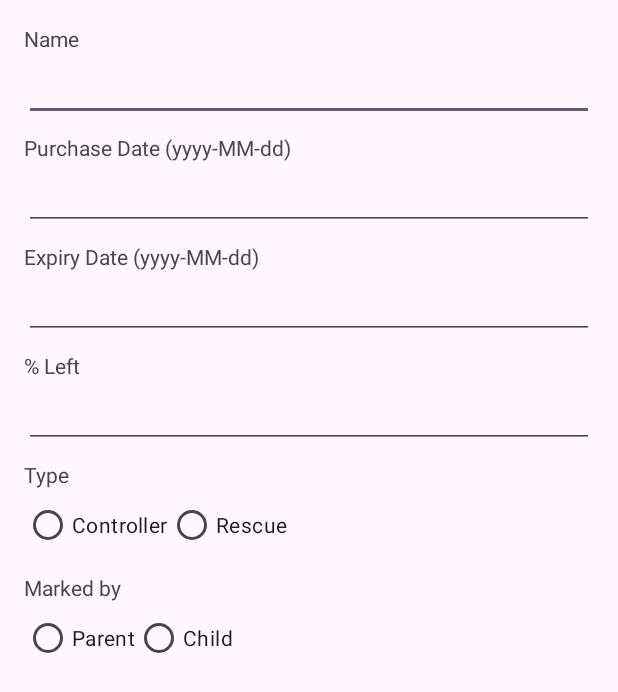
After one commit to rossjspencer/breathe07, an Android app: the layout fragment_add_inventory_dialog.xml on its own in the app's theme, with its tools: preview values and no code run, on a phone screen of 412 x 824 dp. The commit adds this screen. Shown: the top 692 px of the screen. Run offline under Robolectric (Android 15) with nearby library versions, the phone set to English and light mode, and no system bars.

Commit message:
feature: added inventory log + save and load firebase compatibility

```diff
--- a/app/src/main/AndroidManifest.xml
+++ b/app/src/main/AndroidManifest.xml
@@ -1,6 +1,8 @@
 <?xml version="1.0" encoding="utf-8"?>
 <manifest xmlns:android="http://schemas.android.com/apk/res/android"
     xmlns:tools="http://schemas.android.com/tools">
+
+    <uses-permission android:name="android.permission.POST_NOTIFICATIONS" />
 
     <application
         android:allowBackup="true"
--- a/app/src/main/java/com/b07/asthmaid/r3/LogDisplayHandler.java
+++ b/app/src/main/java/com/b07/asthmaid/r3/LogDisplayHandler.java
@@ -33,7 +33,7 @@ public class LogDisplayHandler extends RecyclerView.Adapter<LogDisplayHandler.Vi
             @NonNull ViewGroup parent,
             int viewType) {
         View view = LayoutInflater.from(parent.getContext())
-                .inflate(R.layout.item_medicine_log_entry, parent, false);
+                .inflate(R.layout.fragment_medicine_log_entry, parent, false);
         return new ViewHolder(view);
     }
 
--- /dev/null
+++ b/app/src/main/res/layout/fragment_add_inventory_dialog.xml
@@ -0,0 +1,108 @@
+<?xml version="1.0" encoding="utf-8"?>
+<ScrollView xmlns:android="http://schemas.android.com/apk/res/android"
+    android:layout_width="match_parent"
+    android:layout_height="wrap_content">
+
+    <LinearLayout
+        android:orientation="vertical"
+        android:padding="16dp"
+        android:layout_width="match_parent"
+        android:layout_height="wrap_content">
+
+        <TextView
+            android:layout_width="wrap_content"
+            android:layout_height="wrap_content"
+            android:text="Name" />
+
+        <EditText
+            android:id="@+id/editInventoryName"
+            android:layout_width="match_parent"
+            android:layout_height="wrap_content"
+            android:maxLength="12" />
+
+        <TextView
+            android:layout_width="wrap_content"
+            android:layout_height="wrap_content"
+            android:layout_marginTop="8dp"
+            android:text="Purchase Date (yyyy-MM-dd)" />
+
+        <EditText
+            android:id="@+id/editPurchaseDate"
+            android:layout_width="match_parent"
+            android:layout_height="wrap_content" />
+
+        <TextView
+            android:layout_width="wrap_content"
+            android:layout_height="wrap_content"
+            android:layout_marginTop="8dp"
+            android:text="Expiry Date (yyyy-MM-dd)" />
+
+        <EditText
+            android:id="@+id/editExpiryDate"
+            android:layout_width="match_parent"
+            android:layout_height="wrap_content" />
+
+        <TextView
+            android:layout_width="wrap_content"
+            android:layout_height="wrap_content"
+            android:layout_marginTop="8dp"
+            android:text="% Left" />
+
+        <EditText
+            android:id="@+id/editPercentLeft"
+            android:layout_width="match_parent"
+            android:layout_height="wrap_content"
+            android:inputType="number" />
+
+        <TextView
+            android:layout_width="wrap_content"
+            android:layout_height="wrap_content"
+            android:layout_marginTop="8dp"
+            android:text="Type" />
+
+        <RadioGroup
+            android:id="@+id/radioInventoryTypeGroup"
+            android:layout_width="match_parent"
+            android:layout_height="wrap_content"
+            android:orientation="horizontal">
+
+            <RadioButton
+                android:id="@+id/radioInventoryController"
+                android:layout_width="wrap_content"
+                android:layout_height="wrap_content"
+                android:text="Controller" />
+
+            <RadioButton
+                android:id="@+id/radioInventoryRescue"
+                android:layout_width="wrap_content"
+                android:layout_height="wrap_content"
+                android:text="Rescue" />
+        </RadioGroup>
+
+        <TextView
+            android:layout_width="wrap_content"
+            android:layout_height="wrap_content"
+            android:layout_marginTop="8dp"
+            android:text="Marked by" />
+
+        <RadioGroup
+            android:id="@+id/radioWhoGroup"
+            android:layout_width="match_parent"
+            android:layout_height="wrap_content"
+            android:orientation="horizontal">
+
+            <RadioButton
+                android:id="@+id/radioParent"
+                android:layout_width="wrap_content"
+                android:layout_height="wrap_content"
+                android:text="Parent" />
+
+            <RadioButton
+                android:id="@+id/radioChild"
+                android:layout_width="wrap_content"
+                android:layout_height="wrap_content"
+                android:text="Child" />
+        </RadioGroup>
+
+    </LinearLayout>
+</ScrollView>
```
Also changed, not shown: app/src/main/java/com/b07/asthmaid/HomeFragment.java (+9 -1 lines), app/src/main/java/com/b07/asthmaid/r3/InventoryDisplayHandler.java (added, +102 -0 lines), app/src/main/java/com/b07/asthmaid/r3/InventoryFragment.java (added, +319 -0 lines), app/src/main/java/com/b07/asthmaid/r3/InventoryItem.java (added, +38 -0 lines), app/src/main/java/com/b07/asthmaid/r3/LogLoadHandler.java (deleted, +0 -16 lines), app/src/main/res/layout/activity_home_fragment.xml (+22 -7 lines), app/src/main/res/layout/fragment_inventory.xml (added, +77 -0 lines), app/src/main/res/layout/fragment_inventory_entry.xml (added, +38 -0 lines), app/src/main/res/layout/fragment_medicine_log_entry.xml (renamed from app/src/main/res/layout/item_medicine_log_entry.xml).
